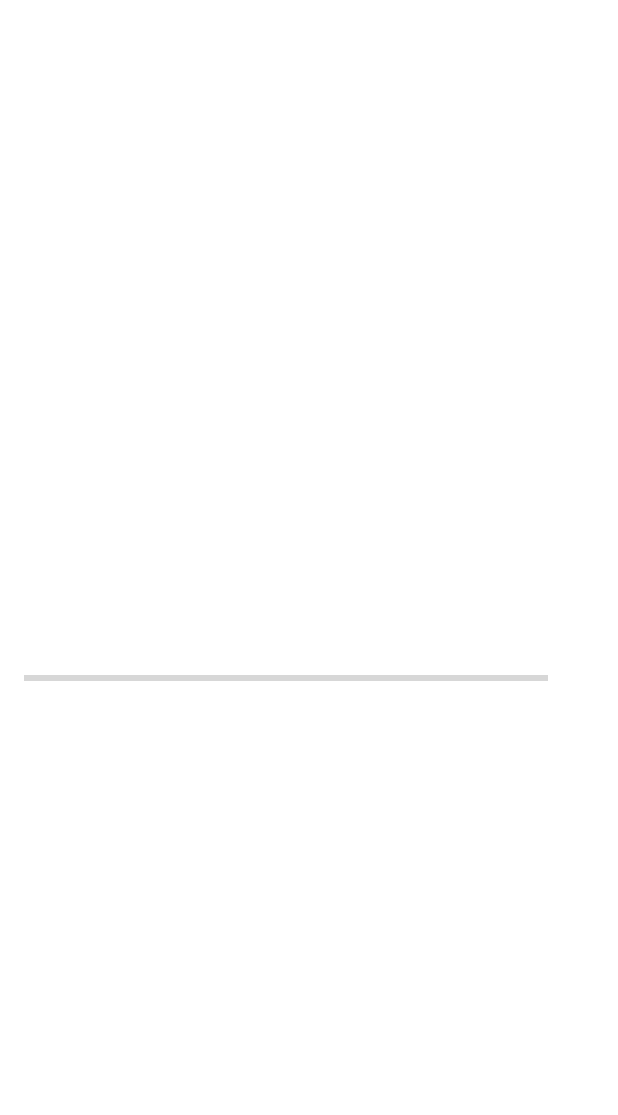
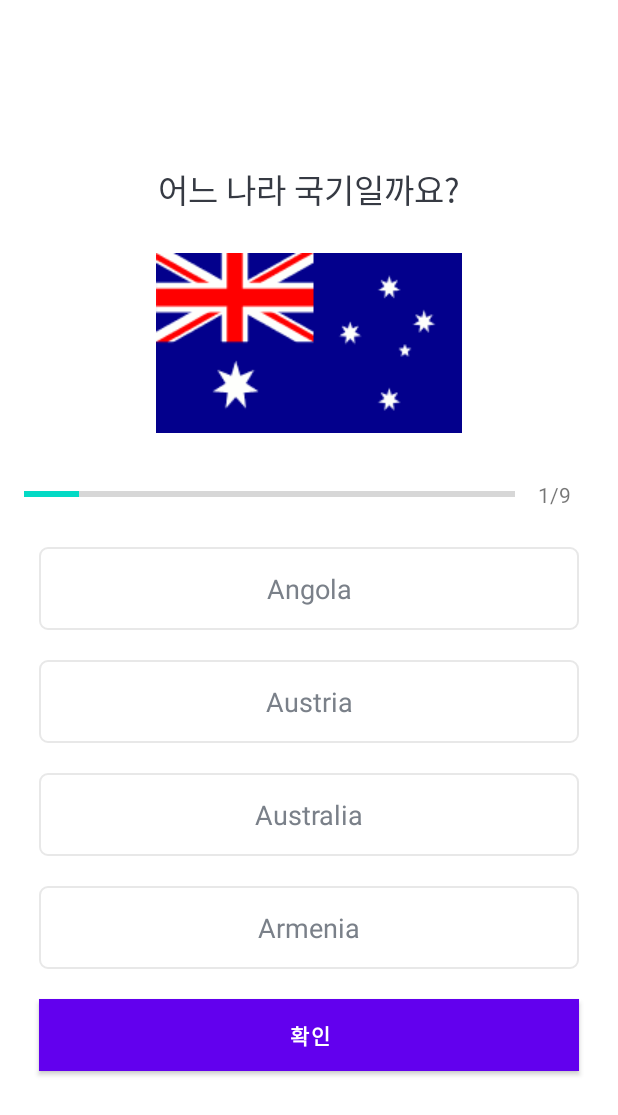
Before and after one commit to ygs3004/StudyAndroid, an Android app: the QuizQuestionActivity screen opened directly, with no data from a screen before it, on a phone screen of 412 x 824 dp. Shown: the top 1115 px of the screen. Run offline under Robolectric (Android 15) with nearby library versions, the phone set to English and light mode, and no system bars.

Commit message:
[2023/08/06] udemy Android 12 및 Kotlin - 섹션 8: QUIZ APP  > 106강: 질문 UI 세팅 후 UI를 모델에 연결하기 파트2

```diff
--- a/MyQuizApp/app/src/main/java/com/ygs/myquizapp/Constants.kt
+++ b/MyQuizApp/app/src/main/java/com/ygs/myquizapp/Constants.kt
@@ -27,7 +27,7 @@ object Constants {
 
         // 3
         val que3 = Question(
-            3, "What country does this flag belong to?",
+            3, "어느 나라 국기일까요?",
             R.drawable.ic_flag_of_brazil,
             "Belarus", "Belize",
             "Brunei", "Brazil", 4
@@ -37,7 +37,7 @@ object Constants {
 
         // 4
         val que4 = Question(
-            4, "What country does this flag belong to?",
+            4, "어느 나라 국기일까요?",
             R.drawable.ic_flag_of_belgium,
             "Bahamas", "Belgium",
             "Barbados", "Belize", 2
@@ -47,7 +47,7 @@ object Constants {
 
         // 5
         val que5 = Question(
-            5, "What country does this flag belong to?",
+            5, "어느 나라 국기일까요?",
             R.drawable.ic_flag_of_fiji,
             "Gabon", "France",
             "Fiji", "Finland", 3
@@ -57,7 +57,7 @@ object Constants {
 
         // 6
         val que6 = Question(
-            6, "What country does this flag belong to?",
+            6, "어느 나라 국기일까요?",
             R.drawable.ic_flag_of_germany,
             "Germany", "Georgia",
             "Greece", "none of these", 1
@@ -67,7 +67,7 @@ object Constants {
 
         // 7
         val que7 = Question(
-            7, "What country does this flag belong to?",
+            7, "어느 나라 국기일까요?",
             R.drawable.ic_flag_of_denmark,
             "Dominica", "Egypt",
             "Denmark", "Ethiopia", 3
@@ -77,7 +77,7 @@ object Constants {
 
         // 8
         val que8 = Question(
-            8, "What country does this flag belong to?",
+            8, "어느 나라 국기일까요?",
             R.drawable.ic_flag_of_india,
             "Ireland", "Iran",
             "Hungary", "India", 4
@@ -87,7 +87,7 @@ object Constants {
 
         // 9
         val que9 = Question(
-            9, "What country does this flag belong to?",
+            9, "어느 나라 국기일까요?",
             R.drawable.ic_flag_of_new_zealand,
             "New Zealand", "New Zealand",
             "Tuvalu", "United States of America", 2
@@ -97,7 +97,7 @@ object Constants {
 
         // 10
         val que10 = Question(
-            10, "What country does this flag belong to?",
+            10, "어느 나라 국기일까요?",
             R.drawable.ic_flag_of_kuwait,
             "Kuwait", "Jordan",
             "Sudan", "Palestine", 1
--- a/MyQuizApp/app/src/main/java/com/ygs/myquizapp/QuizQuestionActivity.kt
+++ b/MyQuizApp/app/src/main/java/com/ygs/myquizapp/QuizQuestionActivity.kt
@@ -3,14 +3,53 @@ package com.ygs.myquizapp
 import androidx.appcompat.app.AppCompatActivity
 import android.os.Bundle
 import android.util.Log
+import android.widget.ImageView
+import android.widget.ProgressBar
+import android.widget.TextView
 
 class QuizQuestionActivity : AppCompatActivity() {
+
+    private var progressBar: ProgressBar? = null
+    private var tvProgress: TextView? = null
+    private var tvQuestion: TextView? = null
+    private var ivImage: ImageView? = null
+
+    private var tvOptionOne: TextView? = null
+    private var tvOptionTwo: TextView? = null
+    private var tvOptionThree: TextView? = null
+    private var tvOptionFour: TextView? = null
+
     override fun onCreate(savedInstanceState: Bundle?) {
         super.onCreate(savedInstanceState)
         setContentView(R.layout.activity_quiz_question)
 
+        progressBar = findViewById(R.id.progressBar)
+        tvProgress = findViewById(R.id.tv_progress)
+        tvQuestion = findViewById(R.id.tv_question)
+        ivImage = findViewById(R.id.iv_image)
+
+        tvOptionOne = findViewById(R.id.tv_option_one)
+        tvOptionTwo = findViewById(R.id.tv_option_two)
+        tvOptionThree = findViewById(R.id.tv_option_three)
+        tvOptionFour = findViewById(R.id.tv_option_four)
+
         val questionsList = Constants.getQuestions()
         Log.i("QuestionsList 크기: ", "${questionsList.size}")
 
+        for(i in questionsList){
+            Log.e("Questions", i.question)
+        }
+
+        var currentPosition = 1
+        val question: Question = questionsList[currentPosition-0]
+        progressBar?.progress = currentPosition
+        tvProgress?.text = "${currentPosition}/${progressBar?.max}"
+        ivImage?.setImageResource(question.image)
+        tvQuestion?.text = question.question
+        tvOptionOne?.text =  question.optionOne
+        tvOptionTwo?.text =  question.optionTwo
+        tvOptionThree?.text =  question.optionThree
+        tvOptionFour?.text =  question.optionFour
     }
+
 }
--- /dev/null
+++ b/MyQuizApp/app/src/main/res/drawable/default_option_border_bg.xml
@@ -0,0 +1,9 @@
+<?xml version="1.0" encoding="utf-8"?>
+<shape xmlns:android="http://schemas.android.com/apk/res/android"
+    android:shape="rectangle">
+    <stroke
+        android:width="1dp"
+        android:color="#E8E8E8"/>
+    <solid android:color="@color/white"/>
+    <corners android:radius="5dp"/>
+</shape>
--- a/MyQuizApp/app/src/main/res/layout/activity_quiz_question.xml
+++ b/MyQuizApp/app/src/main/res/layout/activity_quiz_question.xml
@@ -20,10 +20,9 @@
             android:layout_height="wrap_content"
             android:layout_margin="10dp"
             android:gravity="center"
+            android:textColor="#363A43"
             android:textSize="22sp"
-            android:textColor="#363A43"
-            tools:text = "어느나라의 국기인가요?"
-            />
+            tools:text="어느나라의 국기인가요?" />
 
         <ImageView
             android:id="@+id/iv_image"
@@ -31,25 +30,25 @@
             android:layout_height="wrap_content"
             android:layout_marginTop="16dp"
             android:contentDescription="Quiz Image"
-            tools:src="@drawable/ic_flag_of_germany"/>
+            tools:src="@drawable/ic_flag_of_germany" />
 
         <LinearLayout
             android:layout_width="match_parent"
             android:layout_height="wrap_content"
+            android:layout_marginTop="16dp"
             android:gravity="center_vertical"
-            android:layout_marginTop="16dp"
             android:orientation="horizontal">
 
             <ProgressBar
                 android:id="@+id/progressBar"
+                style="?android:attr/progressBarStyleHorizontal"
                 android:layout_width="0dp"
-                style="?android:attr/progressBarStyleHorizontal"
                 android:layout_height="wrap_content"
                 android:layout_weight="1"
+                android:indeterminate="false"
                 android:max="9"
-                android:indeterminate="false"
                 android:minHeight="50dp"
-                android:progress="0"/>
+                android:progress="0" />
 
             <TextView
                 android:id="@+id/tv_progress"
@@ -58,13 +57,69 @@
                 android:gravity="center"
                 android:padding="15dp"
                 android:textSize="14sp"
-                tools:text="0/9"
-                />
-
+                tools:text="0/9" />
 
         </LinearLayout>
 
+        <TextView
+            android:id="@+id/tv_option_one"
+            android:layout_width="match_parent"
+            android:layout_height="wrap_content"
+            android:layout_margin="10dp"
+            android:background="@drawable/default_option_border_bg"
+            android:gravity="center"
+            android:padding="15dp"
+            android:textColor="#7A8089"
+            android:textSize="18sp"
+            tools:text="Apple" />
 
-        </LinearLayout>
+        <TextView
+            android:id="@+id/tv_option_two"
+            android:layout_width="match_parent"
+            android:layout_height="wrap_content"
+            android:layout_margin="10dp"
+            android:background="@drawable/default_option_border_bg"
+            android:gravity="center"
+            android:padding="15dp"
+            android:textColor="#7A8089"
+            android:textSize="18sp"
+            tools:text="Apple" />
+
+        <TextView
+            android:id="@+id/tv_option_three"
+            android:layout_width="match_parent"
+            android:layout_height="wrap_content"
+            android:layout_margin="10dp"
+            android:background="@drawable/default_option_border_bg"
+            android:gravity="center"
+            android:padding="15dp"
+            android:textColor="#7A8089"
+            android:textSize="18sp"
+            tools:text="Apple" />
+
+        <TextView
+            android:id="@+id/tv_option_four"
+            android:layout_width="match_parent"
+            android:layout_height="wrap_content"
+            android:layout_margin="10dp"
+            android:background="@drawable/default_option_border_bg"
+            android:gravity="center"
+            android:padding="15dp"
+            android:textColor="#7A8089"
+            android:textSize="18sp"
+            tools:text="Apple" />
+
+        <Button
+            android:id="@+id/btn_submit"
+            android:layout_width="match_parent"
+            android:layout_height="wrap_content"
+            android:layout_margin="10dp"
+            android:background="@color/design_default_color_primary"
+            android:text="확인"
+            android:textColor="@android:color/white"
+            android:textSize="14sp"
+            android:textStyle="bold"/>
+
+    </LinearLayout>
 
 </ScrollView>
```
